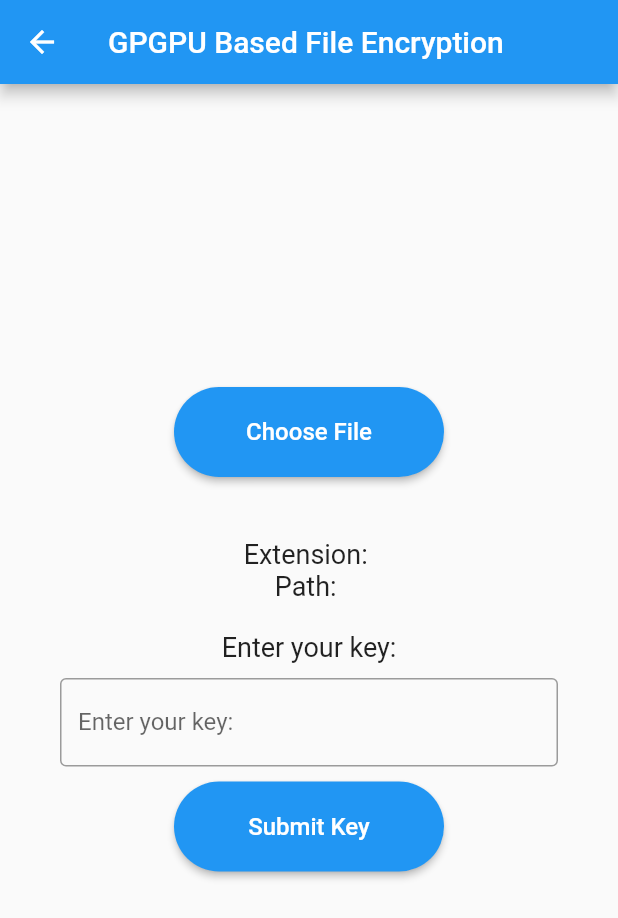
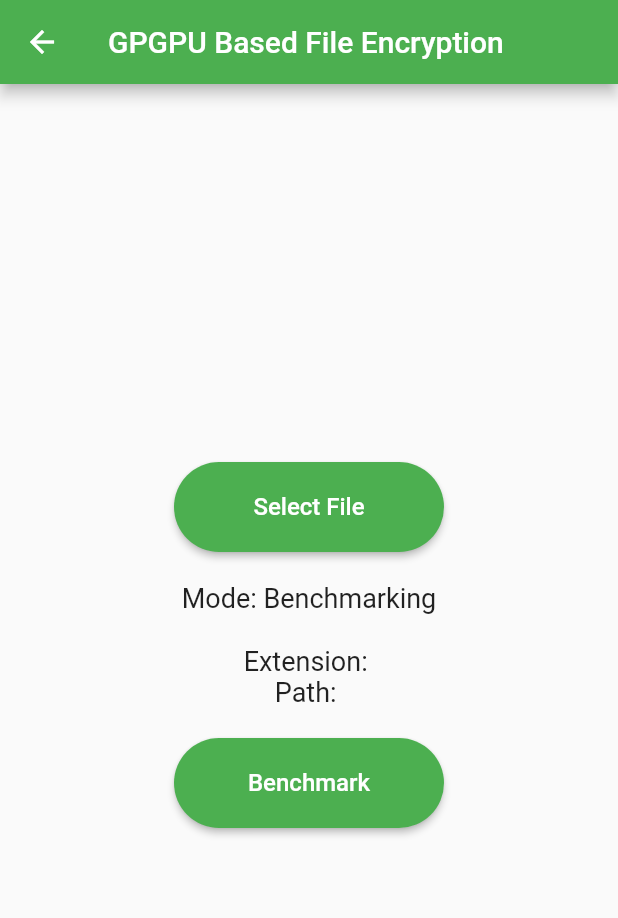
Before and after one commit to HarshallSonawane/File-Encryption-and-Compression-Using-GPGPU, a Flutter app: the UserChoice screen opened directly, after a tap on "Benchmarking", on a phone screen of 412 x 824 dp. Shown: the top 918 px of the screen. Run offline on Flutter 3.47's test engine with Material 2 defaults, Android fonts, the light colour scheme and no system bars; our stand-ins replace file_picker, logger; missing offline and left inert: dart:ffi, flutter_window_close, win32, window_manager; Roboto replaces fonts that are missing (Cascadia Code).

Commit message:
Baseline For Integration

```diff
--- a/os_gpu_detection/lib/FilePick.dart
+++ /dev/null
@@ -1,182 +0,0 @@
-import 'dart:io';
-
-import 'package:flutter/material.dart';
-import 'package:file_picker/file_picker.dart';
-
-
-class FilePick extends StatefulWidget {
-
-  final String title;
-  final String imagePath;
-  final String description;
-  final String gpu;
-
-
-  FilePick({
-    required this.title,
-    required this.imagePath,
-    required this.description,
-    required this.gpu
-  });
-
-  @override
-  ChooseFile createState() => ChooseFile();
-}
-
-
-
-// ignore: must_be_immutable
-class ChooseFile extends State<FilePick> {
-
-
-  //We have the choice from previous menu here
-  late String title;
-  late String imagePath;
-  late String description;
-  late String gpu;
-
-
-  @override
-  void initState() {
-    super.initState();
-    title = widget.title;
-    imagePath = widget.imagePath;
-    description = widget.description;
-    gpu = widget.gpu;
-  }
-
-  String fileExt = "";
-  String selectedFileName = "";
-  TextEditingController keyController = TextEditingController();
-  String submittedKey = "";
-  String filePath = "";
-
-
-
-    void _openFilePicker() async {
-    FilePickerResult? result = await FilePicker.platform.pickFiles(
-        allowMultiple: false,
-        dialogTitle: 'Select a File you would like to Compress',
-        type: FileType.custom,
-        allowedExtensions: [
-          'jpg',
-          'png',
-          'pdf',
-          'txt',
-          'mp4',
-          'mov',
-          'docx',
-          'heif',
-          'jpeg'
-        ]);
-
-    if (result != null) {
-      setState(() {
-        selectedFileName = result.files.first.name ?? "";
-        fileExt = result.files.first.extension ?? "";
-        filePath = result.files.first.path??"";
-      });
-    }
-  }
-
-  void _submitKey() {
-    setState(() {
-      submittedKey = keyController.text;
-    });
-  }
-
-  @override
-  void dispose() {
-    keyController.dispose();
-    super.dispose();
-  }
-
-
-
-  @override
-  Widget build(BuildContext context) {
-    return Scaffold(
-      appBar: AppBar(
-        title: Text('GPGPU Based File Encryption'), // Display the title passed from the previous screen
-      ),
-      body: Center(
-
-        child: Column(
-
-          mainAxisAlignment: MainAxisAlignment.center,
-          children: <Widget>[
-            ElevatedButton(
-              onPressed: _openFilePicker,
-              child: Text('Choose File'),
-              style: ElevatedButton.styleFrom(
-                fixedSize: const Size(180, 60),
-                textStyle: const TextStyle(
-                    fontFamily: "Cascadia Code",
-                    fontSize: 16,
-                    fontWeight: FontWeight.w500),
-                shape: RoundedRectangleBorder(
-                    borderRadius: BorderRadius.circular(30))),
-            ),
-            SizedBox(height: 20),
-            Text(
-              selectedFileName,
-              style: TextStyle(fontSize: 18),
-            ),
-            Text(
-              "Extension: " + fileExt,
-              style: TextStyle(fontSize: 18),
-            ),
-             Text(
-              "Path: " + filePath,
-              style: TextStyle(fontSize: 18),
-            ),
-            SizedBox(height: 20),
-            Text(
-              'Enter your key:',
-              style: TextStyle(fontSize: 18),
-            ),
-            SizedBox(height: 10),
-            Padding(
-              padding: const EdgeInsets.symmetric(horizontal: 40),
-              child: TextField(
-                controller: keyController,
-                decoration: const InputDecoration(
-                  border: OutlineInputBorder(),
-                  labelText: 'Enter your key:',
-                  counterText: '', // To remove the character counter
-                ),
-                maxLength: 16, // Maximum length
-                minLines: 1, // Minimum length
-              ),
-            ),
-            SizedBox(height: 10),
-            ElevatedButton(
-              onPressed: () {
-                _submitKey();
-                ScaffoldMessenger.of(context).showSnackBar(
-                  const SnackBar(
-                    content: Text('Key submitted'),
-                  ),
-                );
-              },
-              child: const Text('Submit Key'),
-              style: ElevatedButton.styleFrom(
-                fixedSize: const Size(180, 60),
-                textStyle: const TextStyle(
-                    fontFamily: "Cascadia Code",
-                    fontSize: 16,
-                    fontWeight: FontWeight.w500),
-                shape: RoundedRectangleBorder(
-                    borderRadius: BorderRadius.circular(30))),
-              ),
-            SizedBox(height: 20),
-            Text(
-              submittedKey,
-              style: TextStyle(fontSize: 18),
-            ),
-          ],
-        ),
-      ),
-    );
-  }
-}
--- /dev/null
+++ b/os_gpu_detection/lib/FilePickBenchMark.dart
@@ -0,0 +1,212 @@
+import 'dart:io';
+
+import 'package:flutter/material.dart';
+import 'package:file_picker/file_picker.dart';
+
+import 'benchmark_results.dart';
+
+class FilePickBench extends StatefulWidget {
+  final String title;
+  final String imagePath;
+  final String description;
+  final String gpu;
+
+  FilePickBench({
+    required this.title,
+    required this.imagePath,
+    required this.description,
+    required this.gpu,
+  });
+
+  @override
+  ChooseFile createState() => ChooseFile();
+}
+
+class ChooseFile extends State<FilePickBench> {
+  late String title;
+  late String imagePath;
+  late String description;
+  late String gpu;
+
+  @override
+  void initState() {
+    super.initState();
+    title = widget.title;
+    imagePath = widget.imagePath;
+    description = widget.description;
+    gpu = widget.gpu;
+  }
+
+  List<String> allowedExtensions = [
+    'jpg',
+    'png',
+    'pdf',
+    'txt',
+    'mp4',
+    'mov',
+    'docx',
+    'heif',
+    'jpeg'
+  ];
+  String fileExt = "";
+  String selectedFileName = "";
+  TextEditingController keyController = TextEditingController();
+  String submittedKey = "";
+  String filePath = "";
+
+  void _openFilePicker() async {
+    FilePickerResult? result = await FilePicker.platform.pickFiles(
+      allowMultiple: false,
+      dialogTitle: 'Select a File you would like to Compress',
+      type: FileType.custom,
+      allowedExtensions: [
+        'jpg',
+        'png',
+        'pdf',
+        'txt',
+        'mp4',
+        'mov',
+        'docx',
+        'heif',
+        'jpeg'
+      ],
+    );
+
+    if (result != null) {
+      String selectedExtension =
+          result.files.first.extension?.toLowerCase() ?? "";
+
+      if (allowedExtensions.contains(selectedExtension)) {
+        setState(() {
+          selectedFileName = result.files.first.name ?? "";
+          fileExt = selectedExtension;
+          filePath = result.files.first.path ?? "";
+        });
+      } else {
+        // Show an alert dialog for inappropriate file extension
+        showDialog(
+          context: context,
+          builder: (BuildContext context) {
+            return AlertDialog(
+              title: Text("ERROR ⚠️"),
+              content: Text("Please select an appropriate file."),
+              actions: [
+                TextButton(
+                  onPressed: () {
+                    Navigator.of(context).pop();
+                  },
+                  child: Text("OK"),
+                ),
+              ],
+            );
+          },
+        );
+      }
+    }
+  }
+
+  void _submitKey() {
+
+      setState(() {
+        submittedKey = "0000000000000000";
+      });
+
+      // FOR BENCHMARKING MODE ONLY!!!!!!!
+      if (title == "Benchmarking") {
+        Navigator.of(context).push(
+          MaterialPageRoute(
+            builder: (context) => BenchMark_Results(
+              selectedFileName: selectedFileName,
+              fileExt: fileExt,
+              filePath: filePath,
+              submittedKey: submittedKey,
+            ),
+          ),
+        );
+      }
+
+  }
+
+  @override
+  void dispose() {
+    keyController.dispose();
+    super.dispose();
+  }
+
+  @override
+  Widget build(BuildContext context) {
+    return Scaffold(
+      appBar: AppBar(
+        title: Text(
+          'GPGPU Based File Encryption'),
+          backgroundColor: Colors.green,
+      ),
+      body: Center(
+        child: Column(
+          mainAxisAlignment: MainAxisAlignment.center,
+          children: <Widget>[
+            ElevatedButton(
+              onPressed: _openFilePicker,
+              child: Text('Select File'),
+              style: ElevatedButton.styleFrom(
+                backgroundColor: Colors.green,
+                fixedSize: const Size(180, 60),
+                textStyle: const TextStyle(
+                  fontFamily: "Cascadia Code",
+                  fontSize: 16,
+                  fontWeight: FontWeight.w500,
+                ),
+                shape: RoundedRectangleBorder(
+                  borderRadius: BorderRadius.circular(30),
+                ),
+              ),
+            ),
+            SizedBox(height: 20),
+            Text(
+              "Mode: " + title,
+              style: TextStyle(fontSize: 18),
+            ),
+            Text(
+              selectedFileName,
+              style: TextStyle(fontSize: 18),
+            ),
+            Text(
+              "Extension: " + fileExt,
+              style: TextStyle(fontSize: 18),
+            ),
+            Text(
+              "Path: " + filePath,
+              style: TextStyle(fontSize: 18),
+            ),
+            SizedBox(height: 20),
+            ElevatedButton(
+              onPressed: () {
+                _submitKey();
+                ScaffoldMessenger.of(context).showSnackBar(
+                  const SnackBar(
+                    content: Text('Benchmarking System Performance...'),
+                  ),
+                );
+              },
+              child: const Text('Benchmark'),
+              style: ElevatedButton.styleFrom(
+                backgroundColor: Colors.green,
+                fixedSize: const Size(180, 60),
+                textStyle: const TextStyle(
+                  fontFamily: "Cascadia Code",
+                  fontSize: 16,
+                  fontWeight: FontWeight.w500,
+                ),
+                shape: RoundedRectangleBorder(
+                  borderRadius: BorderRadius.circular(30),
+                ),
+              ),
+            ),
+            SizedBox(height: 20),
+
+          ],
+        ),
+      ),
+    );
+  }
+}
--- a/os_gpu_detection/lib/UserChoice.dart
+++ b/os_gpu_detection/lib/UserChoice.dart
@@ -1,5 +1,7 @@
 import 'package:flutter/material.dart';
-import 'package:os_gpu_detection/FilePick.dart';
+import 'package:os_gpu_detection/FilePickLiveMode.dart';
+
+import 'FilePickBenchMark.dart';
 
 
 class UserChoice extends StatelessWidget {
@@ -15,6 +17,22 @@ class UserChoice extends StatelessWidget {
 
  @override
   Widget build(BuildContext context) {
+    const sizedBox = SizedBox(
+                  width: 300,
+                  height: 100,
+
+                  child: Card(
+                    color: Colors.blue,
+                    child: Center(child: Text('Secure File',
+                                  style: const TextStyle(
+                                    fontFamily: "Cascadia Code",
+                                    fontSize: 16,
+                                    fontWeight: FontWeight.w500,
+                                    color: Colors.white,
+                                  )
+                                  )),
+                  ),
+    );
     return Scaffold(
         appBar: AppBar(title: Text('User Choice')
 
@@ -28,7 +46,7 @@ class UserChoice extends StatelessWidget {
                 onTap: () {
                   Navigator.of(context).push(
                     MaterialPageRoute(
-                      builder: (context) => FilePick(
+                      builder: (context) => FilePickBench(
                        title: "Benchmarking",
                        gpu: this.title,
                        imagePath: this.imagePath,
@@ -38,11 +56,20 @@ class UserChoice extends StatelessWidget {
                   );
                 },
                 child: SizedBox(
-                  width: 200,
+                  width: 300,
                   height: 100,
                   child: Card(
-                    color: Colors.blue,
-                    child: Center(child: Text('Benchmarking')),
+                    color: Colors.green,
+                    child: Center(child: Text('Benchmarking',
+                     style: const TextStyle(
+                                    fontFamily: "Cascadia Code",
+                                    fontSize: 16,
+                                    fontWeight: FontWeight.w500,
+                                    color: Colors.white,
+                                  )
+                    )
+
+                    ),
                   ),
                 ),
               ),
@@ -50,8 +77,8 @@ class UserChoice extends StatelessWidget {
                 onTap: () {
                   Navigator.of(context).push(
                     MaterialPageRoute(
-                      builder: (context) => FilePick(
-                       title: "Live Work",
+                      builder: (context) => FilePickLive(
+                       title: "Secure File",
                        gpu: this.title,
                        imagePath: this.imagePath,
                        description: this.description,
@@ -59,14 +86,7 @@ class UserChoice extends StatelessWidget {
                     ),
                   );
                 },
-                child: SizedBox(
-                  width: 200,
-                  height: 100,
-                  child: Card(
-                    color: Colors.green,
-                    child: Center(child: Text('Live Work')),
-                  ),
-                ),
+                child: sizedBox,
               ),
             ],
           ),
--- a/os_gpu_detection/lib/main.dart
+++ b/os_gpu_detection/lib/main.dart
@@ -8,7 +8,7 @@ import "package:logger/logger.dart";
 import "package:flutter_window_close/flutter_window_close.dart";
 import "package:path/path.dart" as path;
 import "gpu_info.dart";
-import 'FilePick.dart';
+import 'FilePickLiveMode.dart';
 import 'UserChoice.dart';
 
 int gpuCount = 0;
--- a/os_gpu_detection/pubspec.yaml
+++ b/os_gpu_detection/pubspec.yaml
@@ -30,6 +30,7 @@ environment:
 dependencies:
   flutter:
     sdk: flutter
+  fl_chart: ^0.64.0
 
   window_size:
     git:
```
Also changed, not shown: os_gpu_detection/lib/FilePickLiveMode.dart (added, +255 -0 lines), os_gpu_detection/lib/benchmark_results.dart (added, +37 -0 lines), os_gpu_detection/pubspec.lock.
